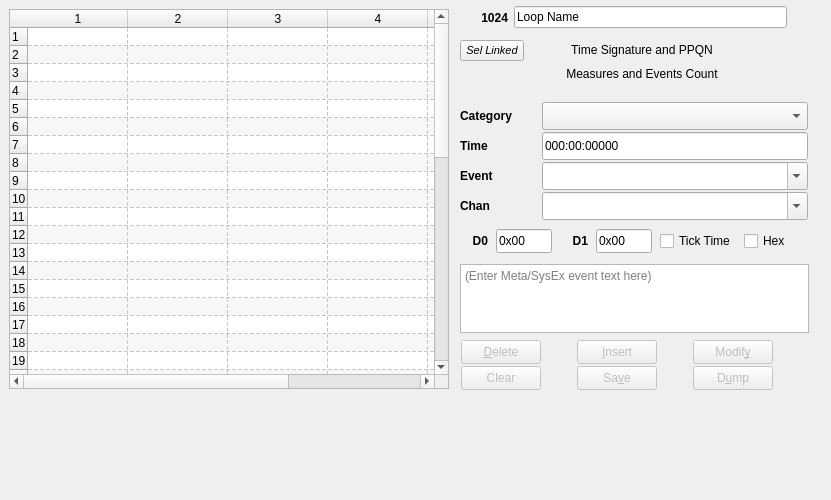
Old version of the form seq_qt5/forms/qseqeventframe.ui in the repository ahlstromcj/seq66.
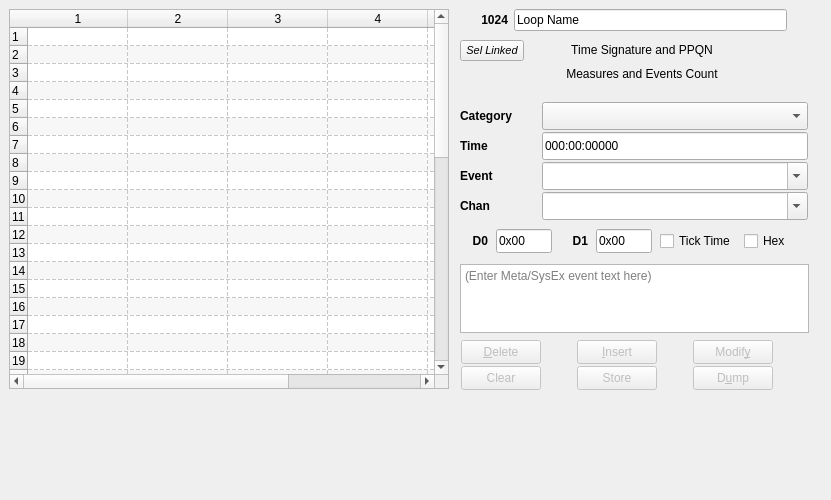
New version of the form.

The edit to the form file:
```diff
--- a/seq_qt5/forms/qseqeventframe.ui
+++ b/seq_qt5/forms/qseqeventframe.ui
@@ -282,7 +282,7 @@
 be saved to make the changes permanent.  Tricky, but safer.</string>
       </property>
       <property name="text">
-       <string>Sa&amp;ve</string>
+       <string>Store</string>
       </property>
      </widget>
     </item>
@@ -696,7 +696,7 @@
      <x>460</x>
      <y>4</y>
      <width>337</width>
-     <height>27</height>
+     <height>32</height>
     </rect>
    </property>
    <layout class="QHBoxLayout" name="horizontalLayout_2" stretch="0,0">
@@ -725,7 +725,6 @@
       </property>
       <property name="font">
        <font>
-        <weight>75</weight>
         <bold>true</bold>
        </font>
       </property>
```
Left out of the diff: 6 changed lines with no effect on the pictures.
